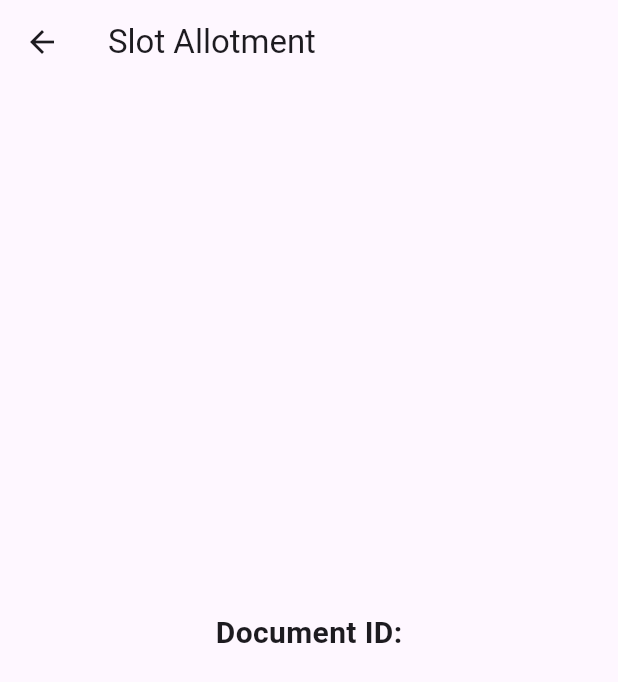
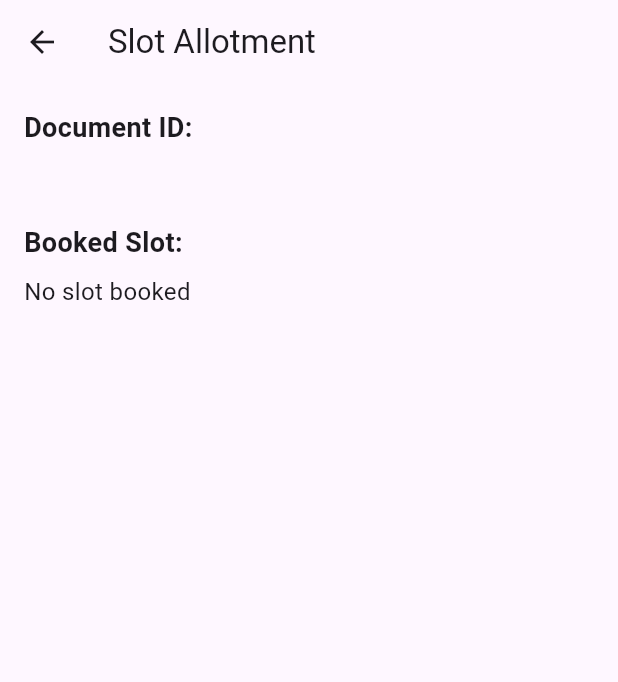
Before and after one commit to vanshika0111/Parkito-Flutter-Backend, a Flutter app: the SlotAllot screen opened directly with empty values, on a phone screen of 412 x 824 dp. Shown: the top 682 px of the screen. Run offline on Flutter 3.47's test engine with Material 3 defaults, Android fonts, the phone set to English and light mode, and no system bars; our stand-ins replace cloud_firestore, firebase_core, fluttertoast; accounts and stored records are empty.

Commit message:
slot allotment completed and data updated in firestore

```diff
--- a/lib/SlotAllot.dart
+++ b/lib/SlotAllot.dart
@@ -1,9 +1,89 @@
 import 'package:flutter/material.dart';
+import 'package:cloud_firestore/cloud_firestore.dart';
 
-class SlotAllot extends StatelessWidget {
+class SlotAllot extends StatefulWidget {
   final String documentId;
 
   SlotAllot({required this.documentId});
+
+  @override
+  _SlotAllotState createState() => _SlotAllotState();
+}
+
+class _SlotAllotState extends State<SlotAllot> {
+  FirebaseFirestore firestore = FirebaseFirestore.instance;
+  List<int> vacantSlots = [];
+  List<int> occupiedSlots = [];
+  int? bookedSlot;
+
+  @override
+  void initState() {
+    super.initState();
+    fetchSlotData();
+  }
+
+  void fetchSlotData() async {
+    try {
+      // Retrieve the "Prototype" document
+      DocumentSnapshot prototypeSnapshot =
+      await firestore.collection('Prototype').doc('Prototype').get();
+
+      if (prototypeSnapshot.exists) {
+        // Extract slot data from the document
+        Map<String, dynamic> slotData =
+        prototypeSnapshot.data() as Map<String, dynamic>;
+        print('Slots Data: $slotData');
+
+        // Iterate over entries of the map to identify vacant and occupied slots
+        slotData.entries.forEach((entry) {
+          int slotNumber = int.parse(entry.key);
+          dynamic slotStatus = entry.value;
+          if (slotStatus == '0') {
+            vacantSlots.add(slotNumber);
+          } else if (slotStatus == '1') {
+            occupiedSlots.add(slotNumber);
+          }
+        });
+
+        print('Vacant Slots before booking: $vacantSlots');
+        print('Occupied Slots before booking: $occupiedSlots');
+
+        // Book the first available slot for the user
+        if (vacantSlots.isNotEmpty) {
+          bookedSlot = vacantSlots.first;
+          vacantSlots.remove(bookedSlot);
+          occupiedSlots.add(bookedSlot!);
+          print('Booked Slot: $bookedSlot');
+
+          slotData[bookedSlot.toString()] = '1';
+          await firestore
+              .collection('Prototype')
+              .doc('Prototype')
+              .update(slotData);
+          setState(() {});
+        }
+        addBookedSlotToFirestore(bookedSlot!);
+        print('Vacant Slots after booking: $vacantSlots');
+        print('Occupied Slots after booking: $occupiedSlots');
+        setState(() {});
+      } else {
+        print('Prototype document does not exist');
+      }
+    } catch (error) {
+      print('Error fetching slot data: $error');
+    }
+  }
+
+  void addBookedSlotToFirestore(int bookedSlot) async {
+    try {
+      await firestore.collection('bookedData').doc(widget.documentId).update({
+        'bookedSlot': bookedSlot,
+      });
+      print('Booked slot added to Firestore');
+    } catch (error) {
+      print('Error adding booked slot to Firestore: $error');
+    }
+  }
 
   @override
   Widget build(BuildContext context) {
@@ -11,19 +91,31 @@ class SlotAllot extends StatelessWidget {
       appBar: AppBar(
         title: Text('Slot Allotment'),
       ),
-      body: Center(
+      body: Padding(
+        padding: EdgeInsets.all(16.0),
         child: Column(
-          mainAxisAlignment: MainAxisAlignment.center,
-          crossAxisAlignment: CrossAxisAlignment.center,
+          crossAxisAlignment: CrossAxisAlignment.start,
           children: [
             Text(
               'Document ID:',
-              style: TextStyle(fontSize: 20, fontWeight: FontWeight.bold),
+              style: TextStyle(fontSize: 18, fontWeight: FontWeight.bold),
             ),
-            SizedBox(height: 10),
+            SizedBox(height: 8),
             Text(
-              documentId,
-              style: TextStyle(fontSize: 18),
+              widget.documentId,
+              style: TextStyle(fontSize: 16),
+            ),
+            SizedBox(height: 20),
+            Text(
+              'Booked Slot:', // Display the booked slot number
+              style: TextStyle(fontSize: 18, fontWeight: FontWeight.bold),
+            ),
+            SizedBox(height: 8),
+            Text(
+              this.bookedSlot != null
+                  ? this.bookedSlot.toString()
+                  : 'No slot booked',
+              style: TextStyle(fontSize: 16),
             ),
           ],
         ),
```
